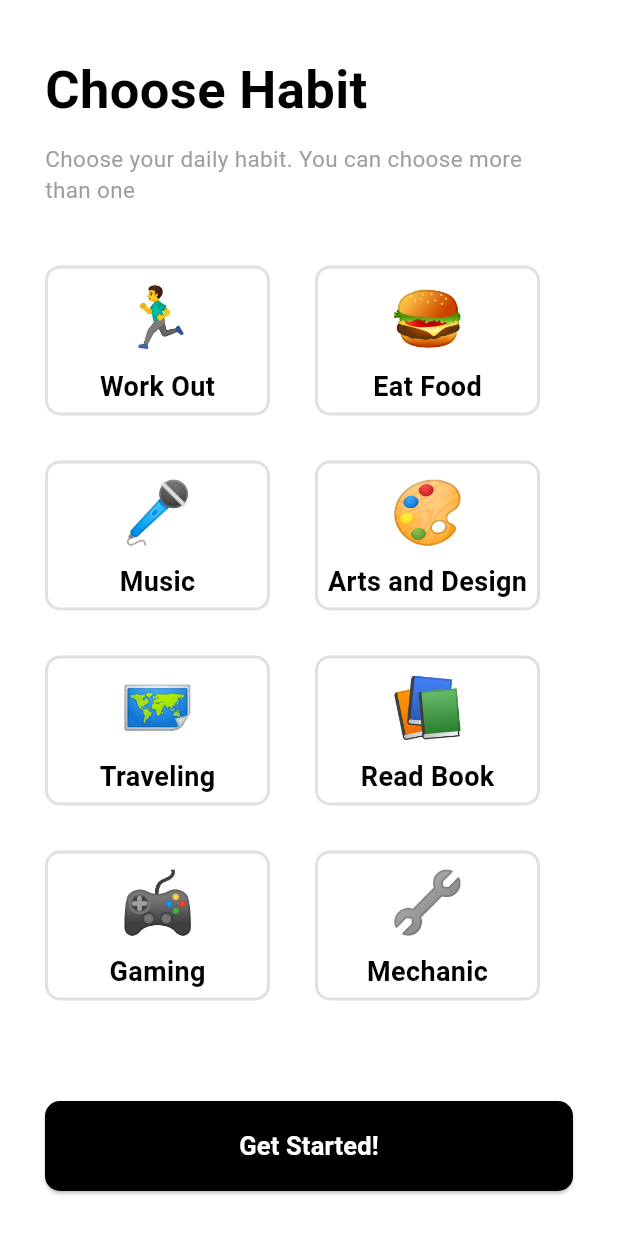
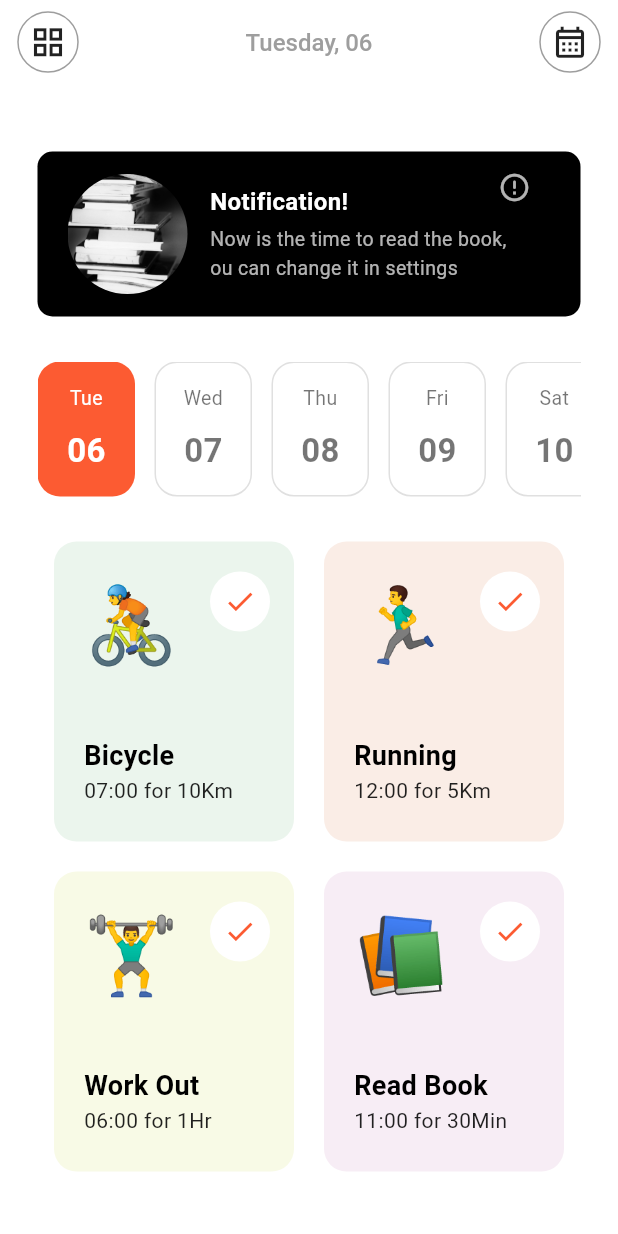
Before and after one commit to avikgh/habit-tracker, a Flutter app: the screen it shows after launch, after a tap on "Get Started!", on a phone screen of 412 x 824 dp. Run offline on Flutter 3.47's test engine with Material 3 defaults, Android fonts, the light colour scheme and no system bars.

Commit message:
Add Home Screen

```diff
--- a/lib/ui/screens/choose_habit_screen.dart
+++ b/lib/ui/screens/choose_habit_screen.dart
@@ -1,4 +1,5 @@
 import 'package:flutter/material.dart';
+import 'package:habit_tracker/ui/screens/main_screen.dart';
 
 class ChooseHabitScreen extends StatefulWidget {
   const ChooseHabitScreen({super.key});
@@ -301,7 +302,9 @@ class _ChooseHabitScreenState extends State<ChooseHabitScreen> {
                 height: 60,
                 width: double.maxFinite,
                 child: ElevatedButton(
-                  onPressed: () {},
+                  onPressed: () {
+                    Navigator.pushReplacement(context, MaterialPageRoute(builder: (context) => MainScreen()));
+                  },
                   style: ElevatedButton.styleFrom(
                       backgroundColor: Colors.black,
                       shape: RoundedRectangleBorder(
--- /dev/null
+++ b/lib/ui/screens/home_screen.dart
@@ -0,0 +1,104 @@
+import 'package:flutter/material.dart';
+
+import '../widgets/date_card.dart';
+import '../widgets/done_habit_card.dart';
+
+class HomeScreen extends StatelessWidget {
+  const HomeScreen({super.key});
+
+  @override
+  Widget build(BuildContext context) {
+    return Padding(
+      padding: const EdgeInsets.all(25),
+      child: Column(
+        children: [
+          const SizedBox(height: 20),
+          Container(
+            height: 110,
+            width: double.maxFinite,
+            alignment: Alignment.center,
+            decoration: BoxDecoration(
+              color: Colors.black,
+              borderRadius: BorderRadius.circular(10)
+            ),
+            child: Stack(
+              children: [
+                Positioned(
+                  top: 15,
+                  left: 20,
+                  child: Container(
+                    height: 80,
+                    width: 80,
+                    decoration: BoxDecoration(
+                        shape: BoxShape.circle,
+                        image: DecorationImage(
+                            image: AssetImage('assets/images/book.jpg'),
+                            fit: BoxFit.cover
+                        )
+                    ),
+                  ),
+                ),
+                Positioned(
+                  top: 22,
+                  left: 115,
+                  child: Column(
+                    crossAxisAlignment: CrossAxisAlignment.start,
+                    children: [
+                      Text('Notification!', style: TextStyle(
+                        color: Colors.white,
+                        fontSize: 16,
+                        fontWeight: FontWeight.w600
+                      ),),
+                      const SizedBox(height: 4),
+                      Text('Now is the time to read the book,\nou can change it in settings ', style: TextStyle(
+                          color: Colors.white70,
+                          fontSize: 13,
+                          fontWeight: FontWeight.w400
+                      ),),
+                    ],
+                  ),
+                ),
+                Positioned(
+                  left: 294,
+                  child: IconButton(
+                    onPressed: (){},
+                    icon: Icon(Icons.error_outline_rounded, size: 22, color: Colors.white70,),
+                  ),
+                )
+              ],
+            )
+          ),
+          const SizedBox(height: 30),
+          SingleChildScrollView(
+            scrollDirection: Axis.horizontal,
+            child: Row(
+              mainAxisAlignment: MainAxisAlignment.start,
+              children: [
+                DateCard(todayDate: true, day: 'Tue', date: '06'),
+                DateCard(todayDate: false, day: 'Wed', date: '07'),
+                DateCard(todayDate: false, day: 'Thu', date: '08'),
+                DateCard(todayDate: false, day: 'Fri', date: '09'),
+                DateCard(todayDate: false, day: 'Sat', date: '10'),
+                DateCard(todayDate: false, day: 'Sun', date: '11'),
+                DateCard(todayDate: false, day: 'Mon', date: '12'),
+                DateCard(todayDate: false, day: 'Tue', date: '13'),
+                DateCard(todayDate: false, day: 'Wed', date: '14'),
+              ],
+            ),
+          ),
+          const SizedBox(height: 30),
+          Wrap(
+            spacing: 20,
+            runSpacing: 20,
+            children: [
+              DoneHabitCard(title: 'Bicycle', description: '07:00 for 10Km', emoji: '🚴‍', color: Color(0xFFEBF5ED),),
+              DoneHabitCard(title: 'Running', description: '12:00 for 5Km', emoji: '🏃‍♂️', color: Color(0xFFFAEDE6),),
+              DoneHabitCard(title: 'Work Out', description: '06:00 for 1Hr', emoji: '🏋️‍♂️', color: Color(0xFFF8FAE6),),
+              DoneHabitCard(title: 'Read Book', description: '11:00 for 30Min', emoji: '📚', color: Color(0xFFF7EDF5))
+            ],
+          )
+        ],
+      ),
+    );
+  }
+}
--- /dev/null
+++ b/lib/ui/screens/main_screen.dart
@@ -0,0 +1,53 @@
+import 'package:flutter/material.dart';
+import 'home_screen.dart';
+
+class MainScreen extends StatelessWidget {
+  const MainScreen({super.key});
+
+  @override
+  Widget build(BuildContext context) {
+    return Scaffold(
+      backgroundColor: Colors.white,
+      appBar: AppBar(
+        backgroundColor: Colors.white,
+        leading: Row(
+          children: [
+            const SizedBox(width: 8),
+            IconButton(
+              onPressed: () {},
+              icon: Icon(Icons.grid_view_outlined, size: 25, color: Colors.black87,),
+              style: IconButton.styleFrom(
+                shape: RoundedRectangleBorder(
+                  borderRadius: BorderRadius.circular(50),
+                  side: BorderSide(color: Colors.grey)
+                ),
+                shadowColor: Colors.black,
+              ),
+            ),
+          ],
+        ),
+        title: Text('Tuesday, 06', style: TextStyle(
+          color: Colors.grey,
+          fontSize: 16,
+          fontWeight: FontWeight.w500
+        ),),
+        centerTitle: true,
+        actions: [
+          IconButton(
+            onPressed: () {},
+            icon: Icon(Icons.calendar_month_outlined, size: 25, color: Colors.black87),
+            style: IconButton.styleFrom(
+              shape: RoundedRectangleBorder(
+                  borderRadius: BorderRadius.circular(50),
+                  side: BorderSide(color: Colors.grey)
+              ),
+              shadowColor: Colors.black
+            ),
+          ),
+          const SizedBox(width: 8,)
+        ],
+      ),
+      body: SingleChildScrollView(child: HomeScreen()),
+    );
+  }
+}
--- /dev/null
+++ b/lib/ui/widgets/date_card.dart
@@ -0,0 +1,45 @@
+import 'package:flutter/material.dart';
+
+class DateCard extends StatelessWidget {
+  const DateCard({
+    super.key, required this.todayDate, required this.day, required this.date,
+  });
+
+  final bool todayDate;
+  final String day;
+  final String date;
+
+  @override
+  Widget build(BuildContext context) {
+    return Padding(
+      padding: const EdgeInsets.only(right: 13.0),
+      child: Container(
+        height: 90,
+        width: 65,
+        decoration: BoxDecoration(
+            color: todayDate ? Color(0xFFFC5B32) : Colors.white,
+            borderRadius: BorderRadius.circular(15),
+            border: Border.all(color: todayDate ? Colors.transparent : Colors.black12)
+        ),
+        child: Center(
+          child: Column(
+            mainAxisAlignment: MainAxisAlignment.center,
+            children: [
+              Text(day, style: TextStyle(
+                  color: todayDate ? Colors.white : Colors.black54,
+                  fontSize: 13,
+                  fontWeight: FontWeight.w400
+              ),),
+              const SizedBox(height: 10),
+              Text(date, style: TextStyle(
+                  color: todayDate ? Colors.white : Colors.black54,
+                  fontSize: 22,
+                  fontWeight: FontWeight.w600
+              ),),
+            ],
+          ),
+        ),
+      ),
+    );
+  }
+}
--- /dev/null
+++ b/lib/ui/widgets/done_habit_card.dart
@@ -0,0 +1,65 @@
+import 'package:flutter/material.dart';
+
+class DoneHabitCard extends StatelessWidget {
+  const DoneHabitCard({
+    super.key, required this.title, required this.description, required this.color, required this.emoji,
+  });
+
+  final String title;
+  final String description;
+  final String emoji;
+  final Color color;
+
+  @override
+  Widget build(BuildContext context) {
+    return Container(
+      height: 200,
+      width: 160,
+      decoration: BoxDecoration(
+          color: color,
+          borderRadius: BorderRadius.circular(15)
+      ),
+      child: Stack(
+        children: [
+          Positioned(
+            top: 20,
+            left: 20,
+            child: Text(emoji, style: TextStyle(
+                fontSize: 50
+            ),),
+          ),
+          Positioned(
+            top: 130,
+            left: 20,
+            child: Column(
+              crossAxisAlignment: CrossAxisAlignment.start,
+              children: [
+                Text(title, style: TextStyle(
+                    color: Colors.black,
+                    fontSize: 18,
+                    fontWeight: FontWeight.w600
+                ),),
+                Text(description, style: TextStyle(
+                    color: Colors.black87,
+                    fontSize: 14,
+                    fontWeight: FontWeight.w400
+                ),)
+              ],
+            ),
+          ),
+          Positioned(
+            top: 16,
+            left: 100,
+            child: IconButton(
+              onPressed: () {},
+              icon: Icon(Icons.check, size: 22, color: Color(0xFFFC5B32),),
+              style: IconButton.styleFrom(
+                  backgroundColor: Colors.white
+              ),
+            ),
+          )
+        ],
+      ),
+    );
+  }
+}
--- a/pubspec.yaml
+++ b/pubspec.yaml
@@ -58,7 +58,8 @@ flutter:
   uses-material-design: true
 
   # To add assets to your application, add an assets section, like this:
-  # assets:
+  assets:
+    - assets/images/
   #   - images/a_dot_burr.jpeg
   #   - images/a_dot_ham.jpeg
 
```
Also changed, not shown: assets/images/book.jpg (added), assets/images/books.jpg (added), 1 other file.
